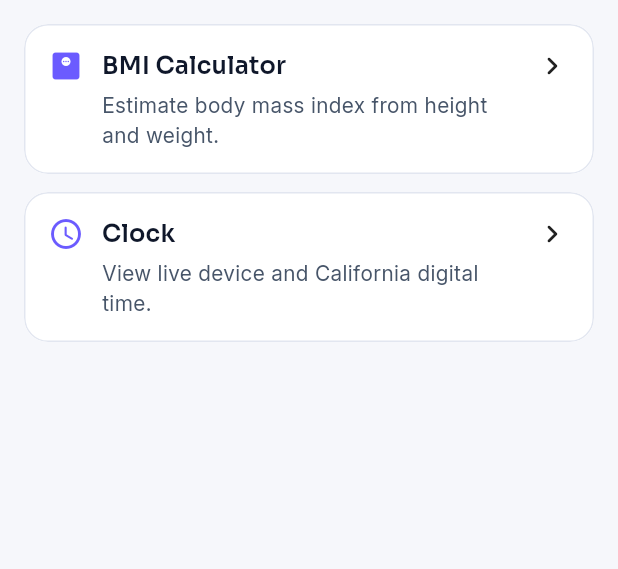
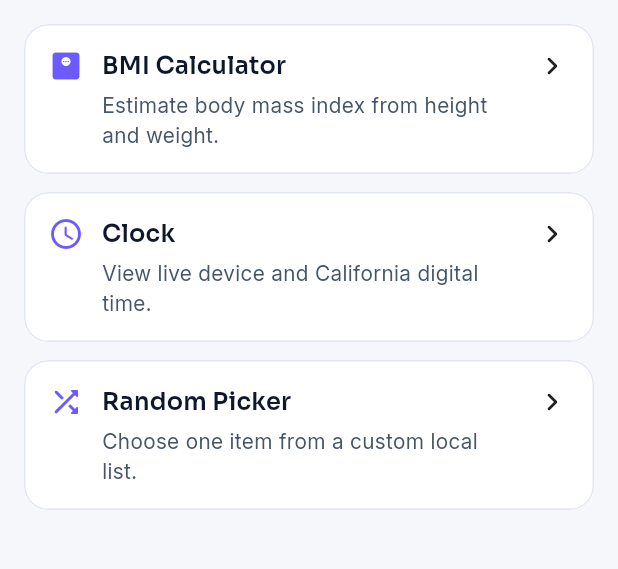
Before and after one commit to nqminh2417/InfinityWorld, a Flutter app: the ToolsScreen screen opened directly, on a phone screen of 412 x 824 dp, the part 222-791 px from its top. Run offline on Flutter 3.47's test engine with Material 3 defaults, Android fonts, the phone set to English and light mode, and no system bars; our stand-ins replace dio, flutter_riverpod, go_router, shared_preferences, timezone; accounts and stored records are empty.

Commit message:
feat: add random picker tool

```diff
--- a/lib/features/tools/presentation/tools_screen.dart
+++ b/lib/features/tools/presentation/tools_screen.dart
@@ -102,6 +102,42 @@ class ToolsScreen extends StatelessWidget {
                 ],
               ),
             ),
+            const SizedBox(height: IwSpacing.space12),
+            IwCard(
+              onTap: () => context.push(AppRoutes.randomPicker),
+              child: Row(
+                crossAxisAlignment: CrossAxisAlignment.start,
+                children: [
+                  Icon(
+                    Icons.shuffle_rounded,
+                    color: Theme.of(context).colorScheme.primary,
+                  ),
+                  const SizedBox(width: IwSpacing.space12),
+                  Expanded(
+                    child: Column(
+                      crossAxisAlignment: CrossAxisAlignment.start,
+                      children: [
+                        Text(
+                          'Random Picker',
+                          style: Theme.of(context).textTheme.titleMedium,
+                        ),
+                        const SizedBox(height: IwSpacing.space4),
+                        Text(
+                          'Choose one item from a custom local list.',
+                          style: Theme.of(
+                            context,
+                          ).textTheme.bodyMedium?.copyWith(
+                            color: IwColors.textSecondary(brightness),
+                          ),
+                        ),
+                      ],
+                    ),
+                  ),
+                  const SizedBox(width: IwSpacing.space12),
+                  const Icon(Icons.chevron_right_rounded),
+                ],
+              ),
+            ),
           ],
         ),
       ),
--- a/lib/routes/app_routes.dart
+++ b/lib/routes/app_routes.dart
@@ -10,4 +10,5 @@ class AppRoutes {
   static const String fox = '/fox';
   static const String bmi = '/bmi';
   static const String clock = '/clock';
+  static const String randomPicker = '/random-picker';
 }
```
Also changed, not shown: lib/app/router/app_router.dart (+7 -0 lines), lib/features/random_picker/presentation/random_picker_screen.dart (added, +145 -0 lines), 4 other files.
